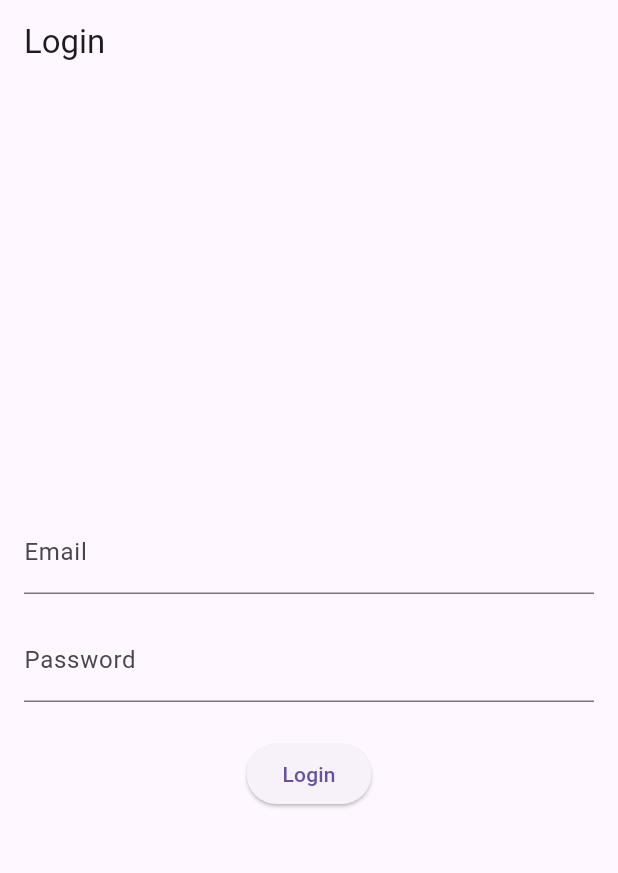
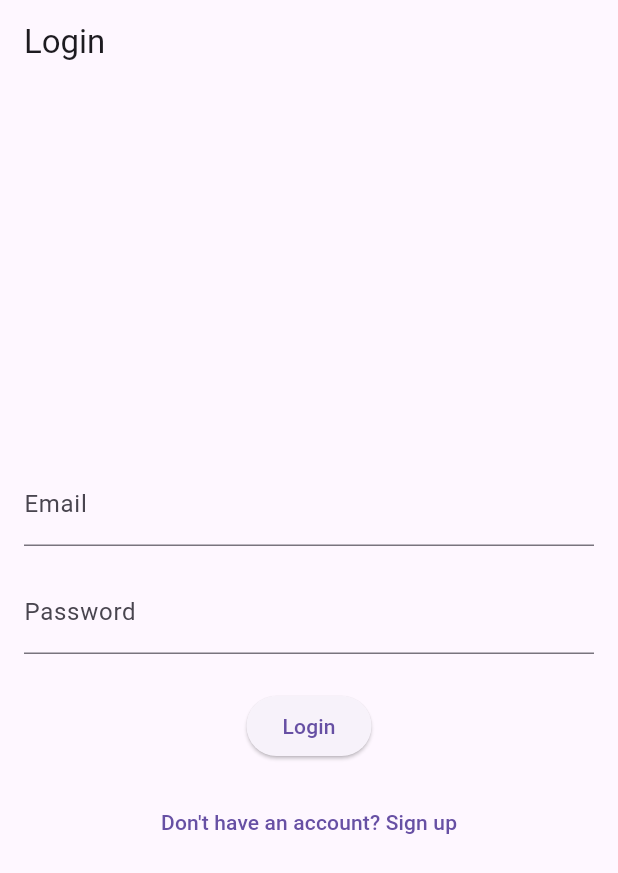
Before and after one commit to ashiq2003758/baby_monitor_final, a Flutter app: the screen it shows after launch, on a phone screen of 412 x 824 dp. Shown: the top 873 px of the screen. Run offline on Flutter 3.47's test engine with Material 3 defaults, Android fonts, the light colour scheme and no system bars; missing offline and left inert: flutter_sound, flutter_webrtc.

Commit message:
Updated login and signup integration

```diff
--- a/baby_monitor_frontend/lib/login_page.dart
+++ b/baby_monitor_frontend/lib/login_page.dart
@@ -1,6 +1,7 @@
 import 'package:flutter/material.dart';
 import '../services/api_service.dart';
 import 'options_page.dart'; // Import the new options page
+import 'signup_page.dart'; // Import the signup page
 
 class LoginPage extends StatefulWidget {
   const LoginPage({super.key});
@@ -91,6 +92,17 @@ class _LoginPageState extends State<LoginPage> {
                     onPressed: _login,
                     child: const Text('Login'),
                   ),
+            const SizedBox(height: 16),
+            TextButton(
+              onPressed: () {
+                // Navigate to the Signup Page
+                Navigator.push(
+                  context,
+                  MaterialPageRoute(builder: (_) => const SignupPage()),
+                );
+              },
+              child: const Text("Don't have an account? Sign up"),
+            ),
           ],
         ),
       ),
--- a/baby_monitor_frontend/lib/main.dart
+++ b/baby_monitor_frontend/lib/main.dart
@@ -1,5 +1,6 @@
 import 'package:flutter/material.dart';
 import 'login_page.dart';
+import 'signup_page.dart';
 
 void main() {
   runApp(const MyApp());
@@ -14,7 +15,11 @@ class MyApp extends StatelessWidget {
       debugShowCheckedModeBanner: false,
       title: 'Flutter Auth with MongoDB',
       theme: ThemeData(primarySwatch: Colors.blue),
-      home: const LoginPage(),
+      initialRoute: '/',
+      routes: {
+        '/': (context) => const LoginPage(),
+        '/signup': (context) => const SignupPage(), // Add SignupPage route
+      },
     );
   }
 }
```
Also changed, not shown: baby_monitor_frontend/lib/connect_page.dart (+15 -0 lines), baby_monitor_frontend/lib/detect_emotion_page.dart (+13 -1 lines).
